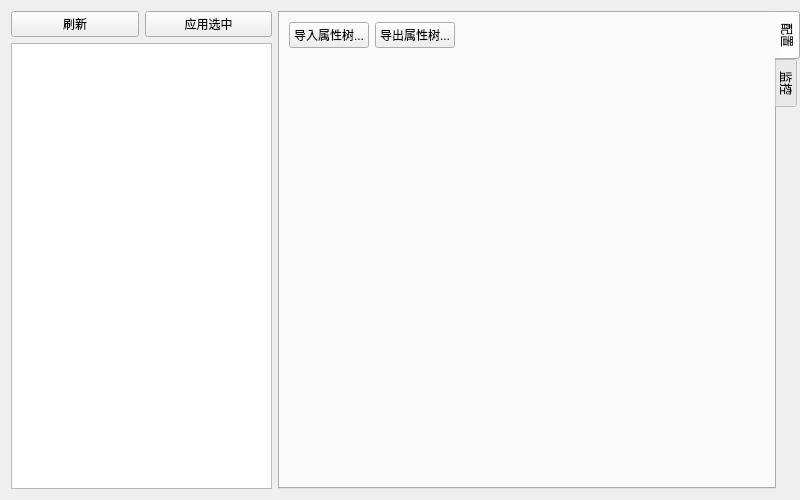
First picture: the form in module/Com_MVS/MvsCameraConfigUi.ui, repository IICTCVGaoCeSoftware/EyeStack, before the edit.
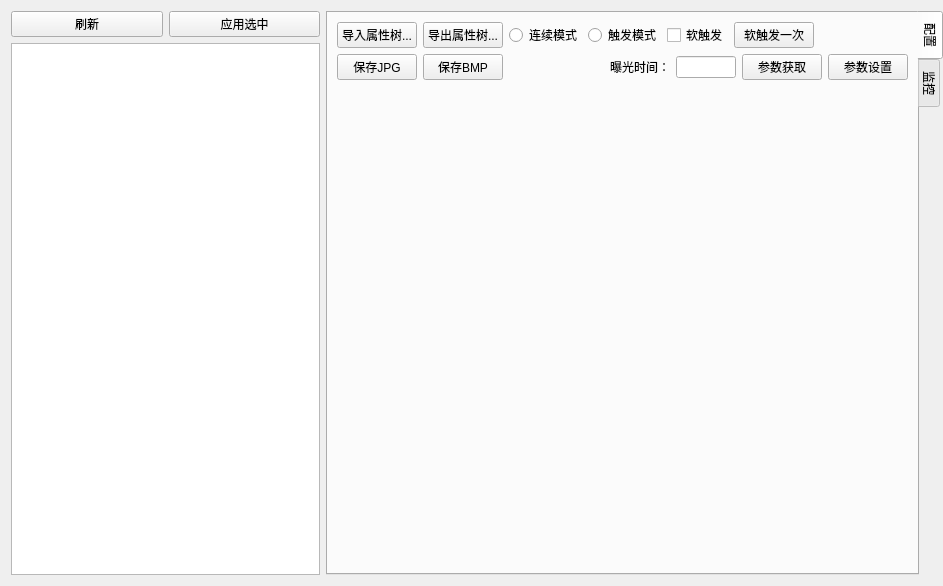
Second picture: the form after the edit. Icons and pictures are not drawn. Custom widgets are drawn as their Qt base class.

Patch:
```diff
--- a/module/Com_MVS/MvsCameraConfigUi.ui
+++ b/module/Com_MVS/MvsCameraConfigUi.ui
@@ -6,8 +6,8 @@
    <rect>
     <x>0</x>
     <y>0</y>
-    <width>800</width>
-    <height>500</height>
+    <width>943</width>
+    <height>586</height>
    </rect>
   </property>
   <property name="sizePolicy">
@@ -111,6 +111,34 @@
            </property>
           </widget>
          </item>
+         <item>
+          <widget class="QRadioButton" name="ContinueButton">
+           <property name="text">
+            <string>连续模式</string>
+           </property>
+          </widget>
+         </item>
+         <item>
+          <widget class="QRadioButton" name="TriggerButton">
+           <property name="text">
+            <string>触发模式</string>
+           </property>
+          </widget>
+         </item>
+         <item>
+          <widget class="QCheckBox" name="SoftTrigger">
+           <property name="text">
+            <string>软触发</string>
+           </property>
+          </widget>
+         </item>
+         <item>
+          <widget class="QPushButton" name="SoftTriggerOnce">
+           <property name="text">
+            <string>软触发一次</string>
+           </property>
+          </widget>
+         </item>
          <item>
           <spacer name="horizontalSpacer">
            <property name="orientation">
@@ -126,6 +154,74 @@
          </item>
         </layout>
        </item>
+       <item>
+        <layout class="QHBoxLayout" name="horizontalLayout_2">
+         <item>
+          <widget class="QPushButton" name="SaveJPGButton">
+           <property name="text">
+            <string>保存JPG</string>
+           </property>
+          </widget>
+         </item>
+         <item>
+          <widget class="QPushButton" name="SaveBMPButton">
+           <property name="text">
+            <string>保存BMP</string>
+           </property>
+          </widget>
+         </item>
+         <item>
+          <spacer name="horizontalSpacer_2">
+           <property name="orientation">
+            <enum>Qt::Horizontal</enum>
+           </property>
+           <property name="sizeHint" stdset="0">
+            <size>
+             <width>40</width>
+             <height>20</height>
+            </size>
+           </property>
+          </spacer>
+         </item>
+         <item>
+          <widget class="QLabel" name="label">
+           <property name="text">
+            <string>曝光时间：</string>
+           </property>
+          </widget>
+         </item>
+         <item>
+          <widget class="QLineEdit" name="ExposureTime">
+           <property name="sizePolicy">
+            <sizepolicy hsizetype="Maximum" vsizetype="Fixed">
+             <horstretch>0</horstretch>
+             <verstretch>0</verstretch>
+            </sizepolicy>
+           </property>
+           <property name="maximumSize">
+            <size>
+             <width>60</width>
+             <height>16777215</height>
+            </size>
+           </property>
+          </widget>
+         </item>
+         <item>
+          <widget class="QPushButton" name="GetExposureTime">
+           <property name="text">
+            <string>参数获取</string>
+           </property>
+          </widget>
+         </item>
+         <item>
+          <widget class="QPushButton" name="SetExposureTime">
+           <property name="text">
+            <string>参数设置</string>
+           </property>
+          </widget>
+         </item>
+        </layout>
+       </item>
        <item>
         <widget class="Design::Monitor" name="configMonitor" native="true">
          <property name="sizePolicy">
@@ -134,6 +230,12 @@
            <verstretch>0</verstretch>
           </sizepolicy>
          </property>
+         <property name="maximumSize">
+          <size>
+           <width>600</width>
+           <height>500</height>
+          </size>
+         </property>
         </widget>
        </item>
       </layout>
```
